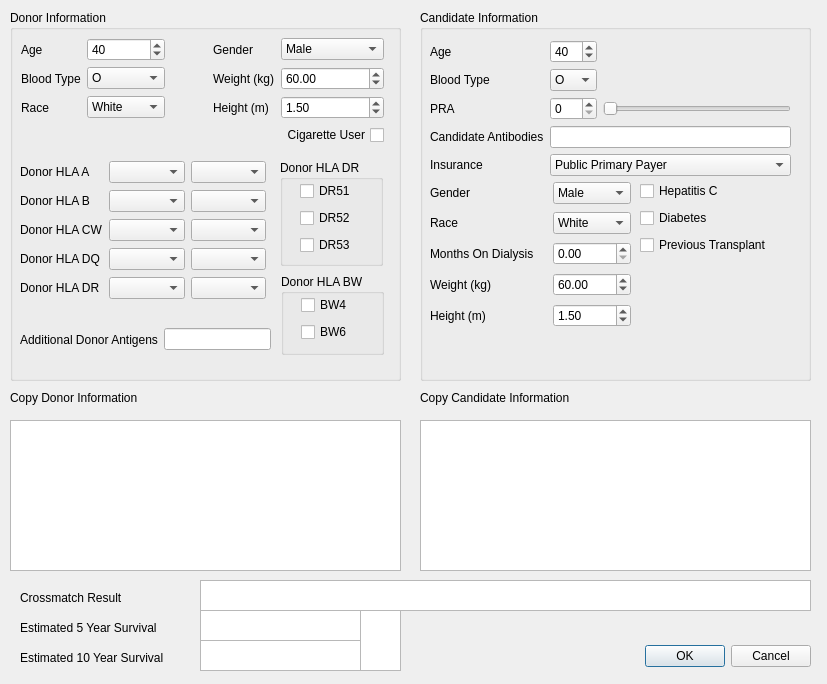
mathieubray/KPDGUI, file KPD GUI/DialogSurvivalCalculator.ui: the form before one commit.
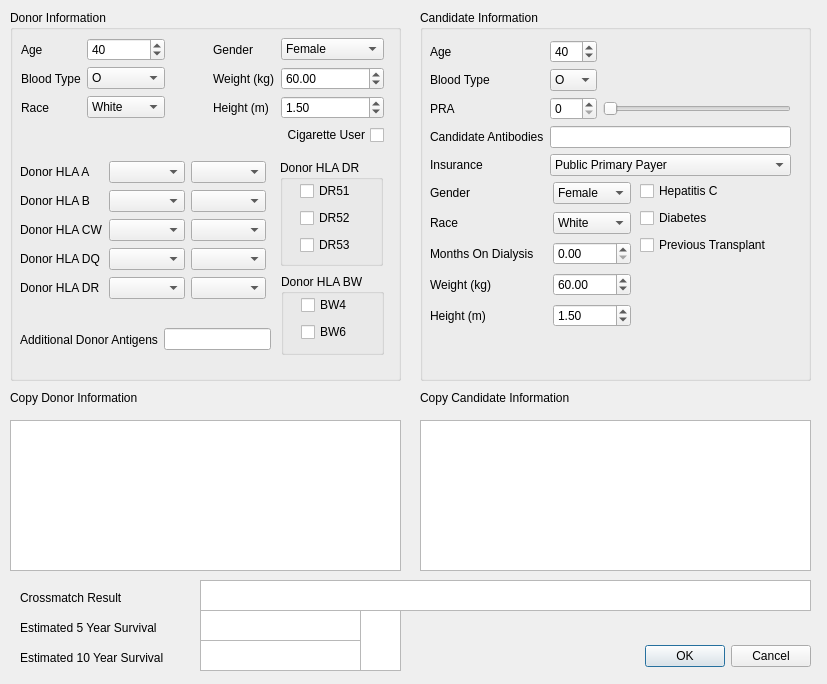
The form after the commit.

Diff of the .ui file:
```diff
--- a/KPD GUI/DialogSurvivalCalculator.ui
+++ b/KPD GUI/DialogSurvivalCalculator.ui
@@ -201,6 +201,9 @@
      </item>
      <item row="0" column="4">
       <widget class="QComboBox" name="donorGenderComboBox">
+       <property name="currentIndex">
+        <number>1</number>
+       </property>
        <item>
         <property name="text">
          <string>Male</string>
@@ -616,6 +619,9 @@
      </item>
      <item row="0" column="2">
       <widget class="QComboBox" name="candidateGenderComboBox">
+       <property name="currentIndex">
+        <number>1</number>
+       </property>
        <item>
         <property name="text">
          <string>Male</string>
```
Left out of the diff: 70 changed lines with no effect on the pictures.
